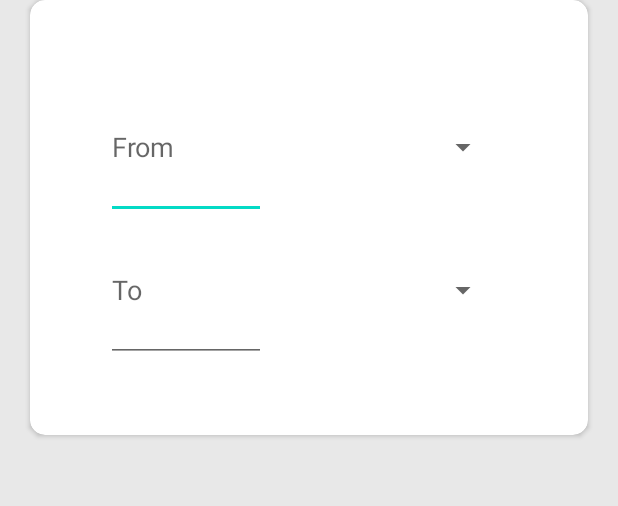
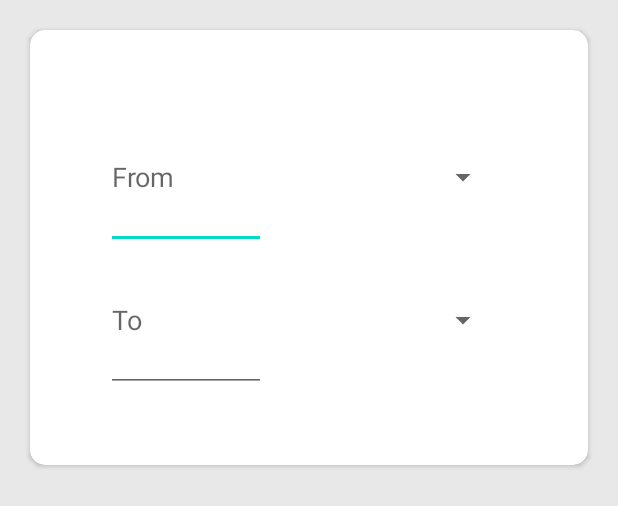
Before and after one commit to aidenlignieres/CP3406-UtilityApp, an Android app: the layout activity_main.xml on its own in the app's theme, with its tools: preview values and no code run, on a phone screen of 412 x 824 dp. Shown: the top 506 px of the screen. Run offline under Robolectric (Android 15) with nearby library versions, the phone set to English and light mode, and no system bars.

Commit message:
Modified alignments

```diff
--- a/app/src/main/res/layout/activity_main.xml
+++ b/app/src/main/res/layout/activity_main.xml
@@ -1,12 +1,11 @@
 <?xml version="1.0" encoding="utf-8"?>
-<androidx.constraintlayout.widget.ConstraintLayout
-    xmlns:android="http://schemas.android.com/apk/res/android"
+<androidx.constraintlayout.widget.ConstraintLayout xmlns:android="http://schemas.android.com/apk/res/android"
     xmlns:app="http://schemas.android.com/apk/res-auto"
     xmlns:tools="http://schemas.android.com/tools"
     android:layout_width="match_parent"
     android:layout_height="match_parent"
-    tools:context=".MainActivity"
-    android:background="#E8E8E8">
+    android:background="#E8E8E8"
+    tools:context=".MainActivity">
 
     <androidx.cardview.widget.CardView
         android:layout_width="0dp"
@@ -14,12 +13,13 @@
         android:layout_centerInParent="true"
         android:layout_margin="20dp"
         android:layout_marginStart="40dp"
+        android:layout_marginTop="50dp"
         android:layout_marginEnd="40dp"
         app:cardCornerRadius="10dp"
         app:layout_constraintEnd_toEndOf="parent"
         app:layout_constraintStart_toStartOf="parent"
-        tools:ignore="MissingConstraints"
-        tools:layout_editor_absoluteY="58dp">
+        app:layout_constraintTop_toTopOf="parent"
+        tools:ignore="MissingConstraints">
 
         <LinearLayout
             android:id="@+id/ll_parent"
@@ -99,4 +99,18 @@
 
     </androidx.cardview.widget.CardView>
 
+    <androidx.constraintlayout.widget.Guideline
+        android:id="@+id/guideline"
+        android:layout_width="wrap_content"
+        android:layout_height="wrap_content"
+        android:orientation="vertical"
+        app:layout_constraintGuide_begin="20dp" />
+
+    <androidx.constraintlayout.widget.Guideline
+        android:id="@+id/guideline2"
+        android:layout_width="wrap_content"
+        android:layout_height="wrap_content"
+        android:orientation="vertical"
+        app:layout_constraintGuide_begin="20dp" />
+
 </androidx.constraintlayout.widget.ConstraintLayout>
```
